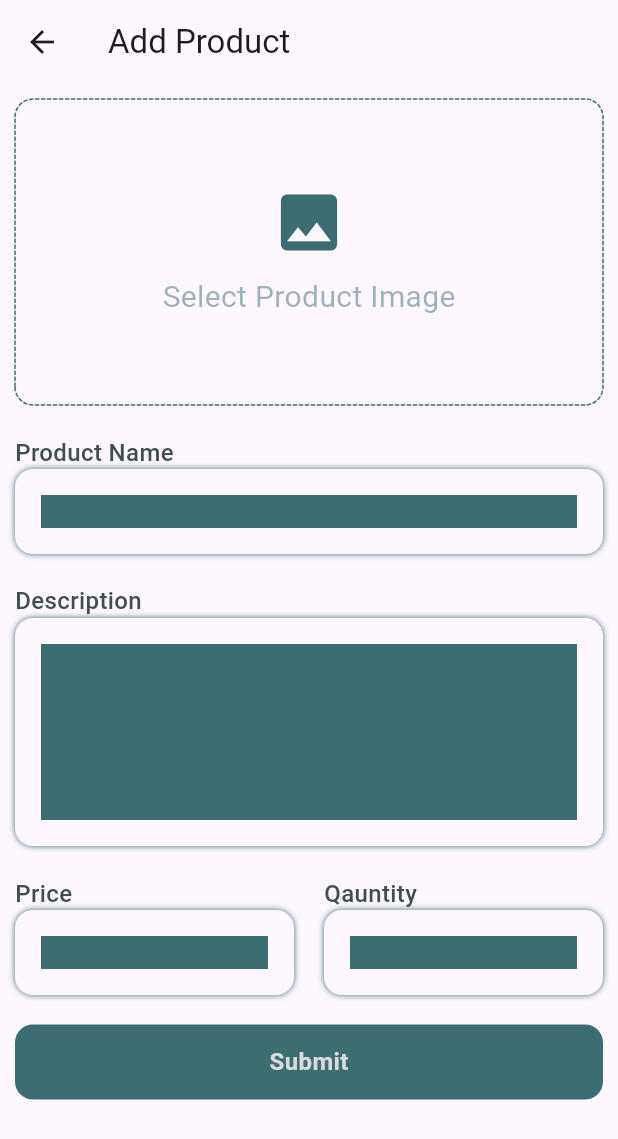
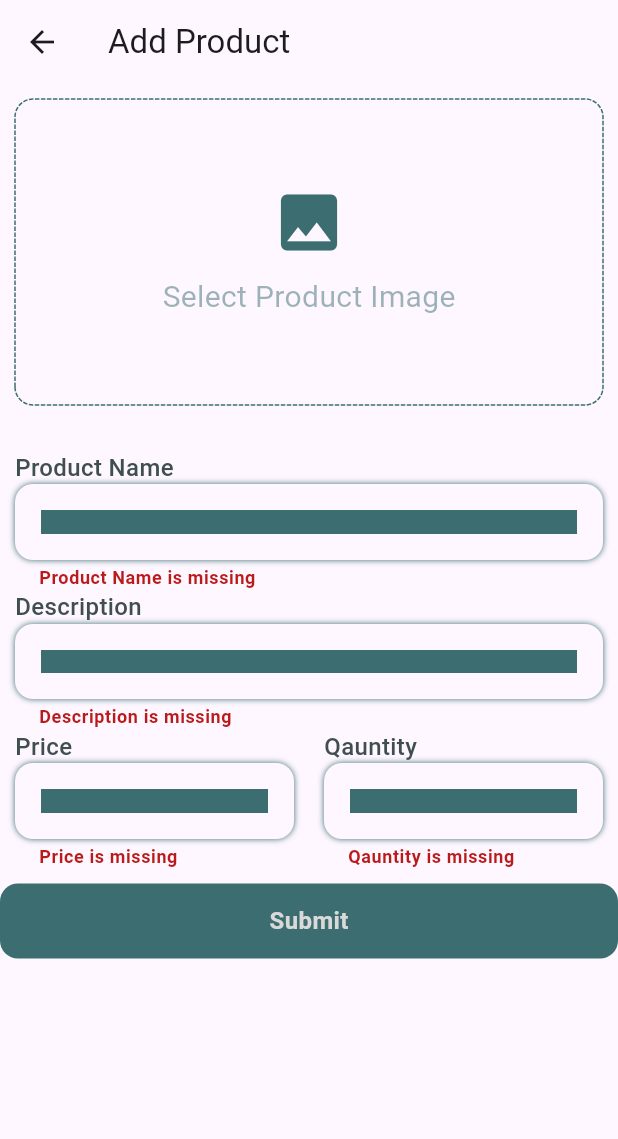
Before and after one commit to niyas7204/bcart, a Flutter app: the AddProduct screen opened directly, after a tap on "Submit", on a phone screen of 412 x 824 dp. Shown: the top 1139 px of the screen. Run offline on Flutter 3.47's test engine with Material 3 defaults, Android fonts, the phone set to English and light mode, and no system bars; drawn by our look-alikes of dotted_border; our stand-ins replace carousel_slider, dartz, file_picker, shared_preferences; missing offline and left inert: cloudinary_public; accounts and stored records are empty.

Commit message:
add product funtion

```diff
--- a/lib/admin/features/products/models/product_model.dart
+++ b/lib/admin/features/products/models/product_model.dart
@@ -25,8 +25,8 @@ class ProductModel {
   @JsonKey(name: "images")
   List<String> images;
   @JsonKey(name: "seller_id")
-  String sellerId;
-  @JsonKey(name: "product_id")
+  String? sellerId;
+  @JsonKey(name: "_id")
   String? productId;
 
   ProductModel({
--- a/lib/admin/features/products/presentation/pages/add_product.dart
+++ b/lib/admin/features/products/presentation/pages/add_product.dart
@@ -1,13 +1,13 @@
-import 'package:amazone_clone/admin/features/products/models/product_model.dart';
+import 'dart:developer';
+
 import 'package:amazone_clone/admin/features/products/presentation/widgets/add_product_image.dart';
+import 'package:amazone_clone/admin/features/products/presentation/widgets/show_snackbar.dart';
 import 'package:amazone_clone/admin/features/products/presentation/widgets/text_field.dart';
 import 'package:amazone_clone/admin/features/products/provider/add_prducti_provider.dart';
-import 'package:amazone_clone/admin/features/products/service/add_product_service.dart';
+import 'package:amazone_clone/auth/presentation/widgets/auth_textfield.dart';
 import 'package:amazone_clone/core/contants/colors.dart';
 import 'package:amazone_clone/core/handler.dart';
 import 'package:amazone_clone/core/widgets/sized_boxes.dart';
-import 'package:carousel_slider/carousel_slider.dart';
-import 'package:dotted_border/dotted_border.dart';
 import 'package:flutter/material.dart';
 import 'package:provider/provider.dart';
 
@@ -23,6 +23,7 @@ class _AddProductState extends State<AddProduct> {
   final TextEditingController nameController = TextEditingController();
   final TextEditingController descriptionController = TextEditingController();
   final TextEditingController priceController = TextEditingController();
+  final TextEditingController quantityController = TextEditingController();
   @override
   void dispose() {
     nameController.dispose();
@@ -35,16 +36,22 @@ class _AddProductState extends State<AddProduct> {
   Widget build(BuildContext context) {
     final addProductProivider = Provider.of<AddPrductiProvider>(context);
     final size = MediaQuery.of(context).size;
+    addProductProivider.addListener(
+      () {},
+    );
     return Scaffold(
       appBar: AppBar(
         title: Text("Add Product"),
       ),
-      body: Padding(
-        padding: const EdgeInsets.all(10),
-        child: SingleChildScrollView(
+      body: SingleChildScrollView(
+        child: Form(
+          key: formKey,
           child: Column(
             children: [
-              AddImage(),
+              Padding(
+                padding: const EdgeInsets.all(10),
+                child: AddImage(),
+              ),
               WhiteSpaces.height20,
               ProductTextField(
                   width: size.width,
@@ -52,43 +59,47 @@ class _AddProductState extends State<AddProduct> {
                   hintText: "Product Name",
                   formKey: formKey,
                   maxLine: 1),
-              WhiteSpaces.height20,
               ProductTextField(
                   width: size.width,
-                  controller: nameController,
+                  controller: descriptionController,
                   hintText: "Description",
                   formKey: formKey,
                   maxLine: 5),
-              WhiteSpaces.height20,
               Row(
                 children: [
                   ProductTextField(
                       width: (size.width / 2) - 20,
-                      controller: nameController,
+                      controller: priceController,
                       hintText: "Price",
                       formKey: formKey,
                       maxLine: 1),
-                  WhiteSpaces.width20,
                   ProductTextField(
                       width: (size.width / 2) - 20,
-                      controller: nameController,
+                      controller: quantityController,
                       hintText: "Qauntity",
                       formKey: formKey,
                       maxLine: 1),
                 ],
               ),
-              WhiteSpaces.height20,
+              WhiteSpaces.height10,
               GestureDetector(
                 onTap: () {
-                  AddProductService.uploadProduct(
-                      product: ProductModel(
-                          name: "name",
-                          description: "description",
-                          price: 200,
-                          quantity: 5,
-                          images: ["images"],
-                          sellerId: "1",
-                          productId: "productId"));
+                  // if (addProductProivider.imageState.status ==
+                  //         StateStatuse.success &&
+                  //     addProductProivider.imageState.data!.isNotEmpty) {
+                  if (formKey.currentState!.validate()) {
+                    log("add product");
+                    addProductProivider.uploadProduct(
+                        context: context,
+                        price: double.parse(priceController.text.trim()),
+                        description: descriptionController.text.trim(),
+                        quantity: double.parse(quantityController.text.trim()),
+                        images: [],
+                        productName: nameController.text.trim());
+                  }
+                  // } else {
+                  //   showSnakbar(context, "Image not added");
+                  // }
                 },
                 child: Container(
                   height: 50,
--- a/lib/admin/features/products/presentation/widgets/text_field.dart
+++ b/lib/admin/features/products/presentation/widgets/text_field.dart
@@ -1,4 +1,5 @@
 import 'package:amazone_clone/core/contants/colors.dart';
+import 'package:amazone_clone/core/widgets/sized_boxes.dart';
 import 'package:flutter/material.dart';
 
 class ProductTextField extends StatefulWidget {
@@ -22,6 +23,7 @@ class ProductTextField extends StatefulWidget {
 
 class _ProductTextFieldState extends State<ProductTextField> {
   bool isObscure = false;
+
   @override
   void initState() {
     // TODO: implement initState
@@ -30,7 +32,9 @@ class _ProductTextFieldState extends State<ProductTextField> {
 
   @override
   Widget build(BuildContext context) {
-    return Column(
+    return Padding(
+      padding: const EdgeInsets.only(left: 10, right: 10),
+      child: Column(
         crossAxisAlignment: CrossAxisAlignment.start,
         children: [
           Text(
@@ -40,6 +44,8 @@ class _ProductTextFieldState extends State<ProductTextField> {
                 fontWeight: FontWeight.w500,
                 color: AppTheme.primeryColor5),
           ),
+          Stack(
+            children: [
               Container(
                 decoration: BoxDecoration(
                     boxShadow: [
@@ -54,7 +60,13 @@ class _ProductTextFieldState extends State<ProductTextField> {
                     // ),
                     borderRadius: BorderRadius.circular(12)),
                 width: widget.width,
+                height: 50,
+              ),
+              SizedBox(
+                width: widget.width,
+                height: 70,
                 child: TextFormField(
+                  clipBehavior: Clip.none,
                   keyboardType: widget.hintText == "Email"
                       ? TextInputType.emailAddress
                       : TextInputType.text,
@@ -64,13 +76,17 @@ class _ProductTextFieldState extends State<ProductTextField> {
                   cursorColor: AppTheme.primeryColor5,
                   validator: (value) {
                     if (value!.isEmpty) {
+                      // setState(() {
+                      //   errorMessage = ;
+                      // });
                       return "${widget.hintText} is missing";
                     }
                     return null;
                   },
                   controller: widget.controller,
                   decoration: const InputDecoration(
-              errorStyle: TextStyle(fontSize: 12, fontWeight: FontWeight.w600),
+                    errorStyle:
+                        TextStyle(fontSize: 12, fontWeight: FontWeight.w600),
                     border: OutlineInputBorder(
                         borderSide: BorderSide.none,
                         borderRadius: BorderRadius.all(
@@ -80,6 +96,9 @@ class _ProductTextFieldState extends State<ProductTextField> {
                 ),
               ),
             ],
+          ),
+        ],
+      ),
     );
   }
 }
--- a/lib/admin/features/products/provider/add_prducti_provider.dart
+++ b/lib/admin/features/products/provider/add_prducti_provider.dart
@@ -1,23 +1,76 @@
 import 'dart:io';
 
+import 'package:amazone_clone/admin/features/products/models/product_model.dart';
+import 'package:amazone_clone/admin/features/products/presentation/widgets/show_snackbar.dart';
 import 'package:amazone_clone/admin/features/products/service/add_product_service.dart';
+import 'package:amazone_clone/core/contants/key.dart';
 import 'package:amazone_clone/core/handler.dart';
 import 'package:flutter/cupertino.dart';
+import 'package:shared_preferences/shared_preferences.dart';
 
 class AddPrductiProvider extends ChangeNotifier {
-  StateHandler<List<File?>> images = StateHandler.initial();
-  StateHandler<List<File?>> get imageState => images;
-  set setImage(StateHandler<List<File?>> imageFiles) {
+  StateHandler<List<File>> images = StateHandler.initial();
+  StateHandler<List<File>> get imageState => images;
+  set setImage(StateHandler<List<File>> imageFiles) {
     images = imageFiles;
+    notifyListeners();
+  }
+
+  StateHandler<ProductModel> product = StateHandler.initial();
+  StateHandler<List<File?>> get productState => images;
+  set setProduct(StateHandler<ProductModel> newProduct) {
+    product = newProduct;
     notifyListeners();
   }
 
   void selectImages() async {
     setImage = StateHandler.loading();
+
     final result = await AddProductService.getImage();
     result.fold(
       (l) => setImage = StateHandler.error(l.errorMessage),
       (r) => setImage = StateHandler.success(r),
     );
   }
+
+  void uploadProduct(
+      {required List<File> images,
+      required String productName,
+      required String description,
+      required double price,
+      required double quantity,
+      required BuildContext context}) async {
+    setImage = StateHandler.loading();
+    final SharedPreferences sharedPreferences =
+        await SharedPreferences.getInstance();
+    final accestoken = sharedPreferences.getString(ConstantKeys.accesToken);
+    if (accestoken != null) {
+      // final result = await AddProductService.uploadImage(
+      //     productName: productName, images: images);
+
+      // result.fold(
+      //   (l) {
+      //     showSnakbar(context, "failed to upload image");
+      //     setProduct = StateHandler.error("Failed upload image");
+      //   },
+      //   (r) async {
+      final product = await AddProductService.uploadProduct(
+          accessToken: accestoken,
+          product: ProductModel(
+              name: productName,
+              description: "description",
+              price: price,
+              quantity: quantity,
+              images: ["========"],
+              sellerId: null,
+              productId: null));
+      product.fold((l) => setProduct = StateHandler.error(l.errorMessage), (r) {
+        showSnakbar(context, "product added successfully");
+        setProduct = StateHandler.success(r);
+      });
+      // },)
+    } else {
+      setImage = StateHandler.error("Failed to authenticate");
+    }
+  }
 }
--- a/lib/admin/features/products/service/add_product_service.dart
+++ b/lib/admin/features/products/service/add_product_service.dart
@@ -4,11 +4,13 @@ import 'dart:io';
 
 import 'package:amazone_clone/admin/features/products/models/product_model.dart';
 import 'package:amazone_clone/auth/services/auth_service.dart';
+import 'package:amazone_clone/core/contants/key.dart';
 import 'package:amazone_clone/core/errors/error_handling.dart';
 import 'package:cloudinary_public/cloudinary_public.dart';
 import 'package:dartz/dartz.dart';
 import 'package:http/http.dart' as http;
 import 'package:file_picker/file_picker.dart';
+import 'package:shared_preferences/shared_preferences.dart';
 
 class AddProductService {
   static Future<Either<Failure, List<File>>> getImage() async {
@@ -48,32 +50,31 @@ class AddProductService {
     }
   }
 
-  static Future<void> uploadProduct({required ProductModel product}) async {
+  static Future<Either<Failure, ProductModel>> uploadProduct(
+      {required ProductModel product, required String accessToken}) async {
     try {
-      log("======== $product");
-      log("product json ${product.toJson()}");
-      log("encode ${jsonEncode(product.toJson())}");
-      // final body = jsonEncode({
-      //   "product_name": "name",
-      //   "description": "description",
-      //   "price": 200,
-      //   "quantity": 5,
-      //   "images": ["images"],
-      //   "seller_id": "1",
-      // });
-      // log("=== product $body");
       final String url = "$baseUrl/api/admin/addProduct";
       final response = await http
           .post(Uri.parse(url), body: jsonEncode(product.toJson()), headers: {
+        'Access-Token': accessToken,
         'Content-Type': 'application/json',
         'Authorization': 'Bearer $bearedToken',
       });
       log("====== statuscode ${response.statusCode} result ${response.body}");
       if (response.statusCode >= 200 && response.statusCode < 300) {
-        log("------- success ${response.body}");
+        final result = jsonDecode(response.body);
+
+        final product = productModelFromJson(jsonEncode(result["product"]));
+        return right(product);
+      } else {
+        log("add product failure ${response.body}");
+        final result = jsonDecode(response.body);
+        log("===== ${result["error"]}");
+        return left(Failure(errorMessage: result["error"]));
       }
     } catch (e) {
-      log("------- error $e");
+      log("product upload error $e");
+      return left(Failure(errorMessage: "Failed to upload product"));
     }
   }
 }
--- a/lib/auth/provider/user_provider.dart
+++ b/lib/auth/provider/user_provider.dart
@@ -1,3 +1,5 @@
+import 'dart:developer';
+
 import 'package:amazone_clone/auth/model/user_model.dart';
 import 'package:amazone_clone/auth/services/auth_service.dart';
 import 'package:amazone_clone/core/handler.dart';
@@ -8,6 +10,7 @@ class UserProvider extends ChangeNotifier {
   StateHandler<User> get userSate => user;
   set setUser(StateHandler<User> newUser) {
     user = newUser;
+    log("new user status ${newUser.status} value ${user.data}");
     notifyListeners();
   }
 
```
Also changed, not shown: lib/auth/presentation/pages/login_page.dart (+14 -6 lines), lib/auth/services/auth_service.dart (+7 -4 lines), lib/main.dart (+17 -7 lines), lib/admin/features/products/models/product_model.g.dart, 2 other files. Lines whose indentation alone changed are shown as unchanged.
